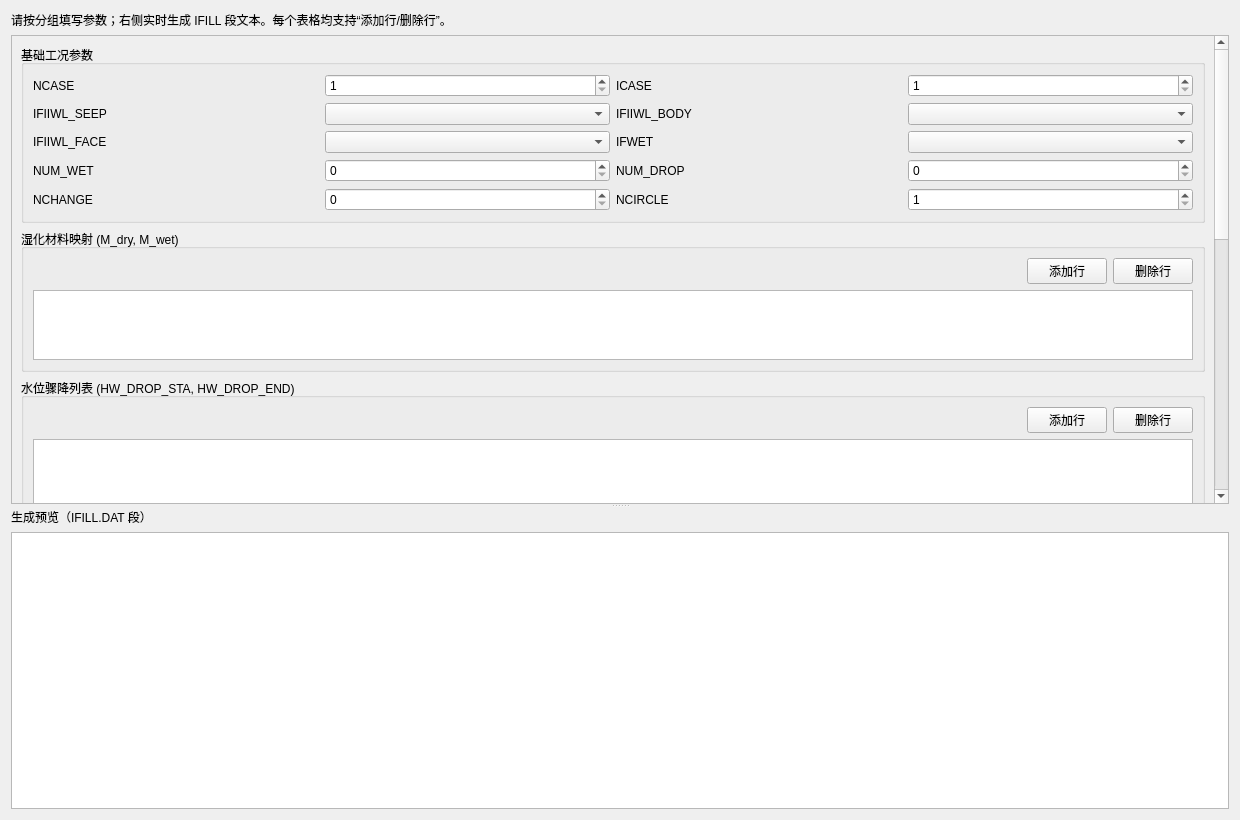
Before: the Qt Designer form plugins/Base_Slover/FillStorageCyclePage.ui in asd977/base_cae, drawn with Qt 5.
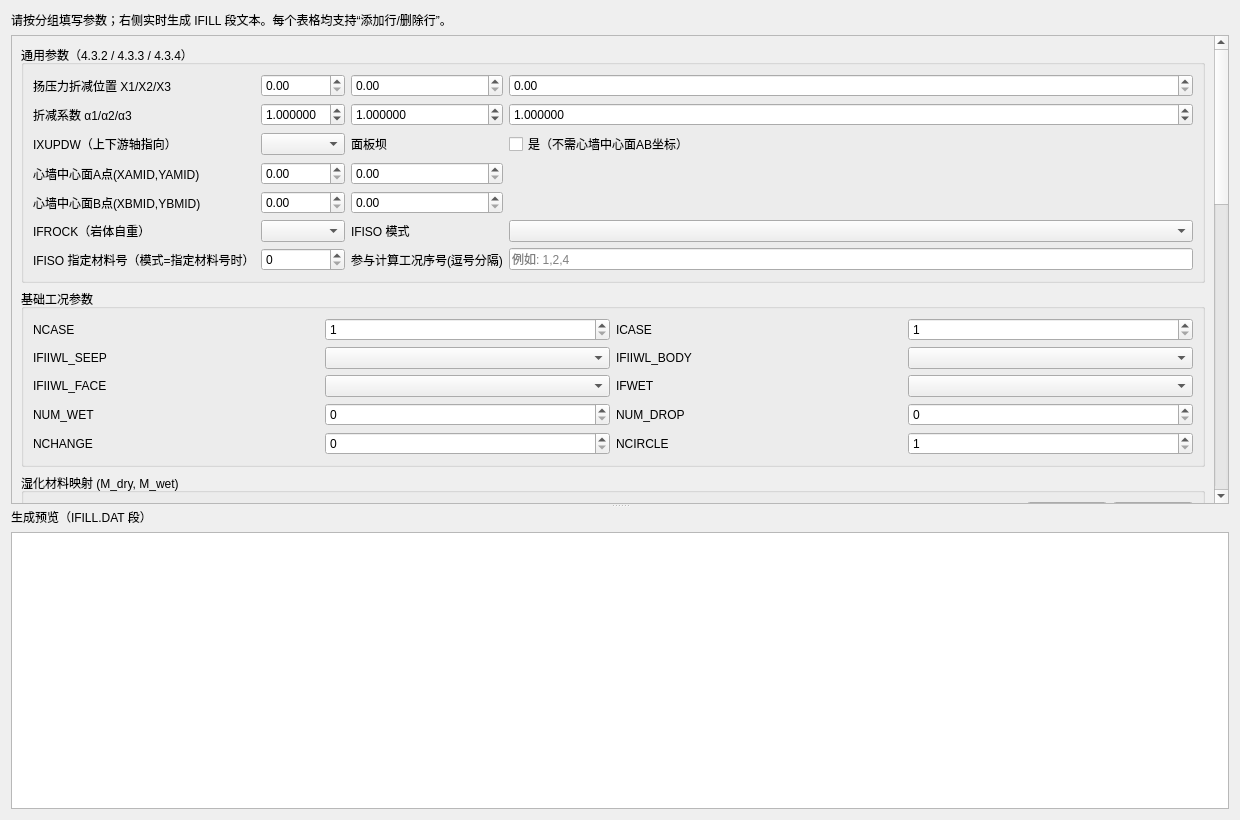
After: the same form once the commit is applied.

Commit message: Add global dam/rock/case controls to FillStorageCyclePage

What changed in the file:
```diff
--- a/plugins/Base_Slover/FillStorageCyclePage.ui
+++ b/plugins/Base_Slover/FillStorageCyclePage.ui
@@ -35,6 +35,47 @@
       </property>
       <widget class="QWidget" name="scrollAreaWidgetContents">
        <layout class="QVBoxLayout" name="allLayout">
+        <item>
+         <widget class="QGroupBox" name="groupGlobal">
+          <property name="title">
+           <string>通用参数（4.3.2 / 4.3.3 / 4.3.4）</string>
+          </property>
+          <layout class="QGridLayout" name="globalGrid">
+           <item row="0" column="0"><widget class="QLabel" name="labelX123"><property name="text"><string>扬压力折减位置 X1/X2/X3</string></property></widget></item>
+           <item row="0" column="1"><widget class="QDoubleSpinBox" name="spinX1"><property name="maximum"><double>999999.000000000000000</double></property></widget></item>
+           <item row="0" column="2"><widget class="QDoubleSpinBox" name="spinX2"><property name="maximum"><double>999999.000000000000000</double></property></widget></item>
+           <item row="0" column="3"><widget class="QDoubleSpinBox" name="spinX3"><property name="maximum"><double>999999.000000000000000</double></property></widget></item>
+
+           <item row="1" column="0"><widget class="QLabel" name="labelA123"><property name="text"><string>折减系数 α1/α2/α3</string></property></widget></item>
+           <item row="1" column="1"><widget class="QDoubleSpinBox" name="spinA1"><property name="decimals"><number>6</number></property><property name="maximum"><double>9.999999000000000</double></property><property name="value"><double>1.000000</double></property></widget></item>
+           <item row="1" column="2"><widget class="QDoubleSpinBox" name="spinA2"><property name="decimals"><number>6</number></property><property name="maximum"><double>9.999999000000000</double></property><property name="value"><double>1.000000</double></property></widget></item>
+           <item row="1" column="3"><widget class="QDoubleSpinBox" name="spinA3"><property name="decimals"><number>6</number></property><property name="maximum"><double>9.999999000000000</double></property><property name="value"><double>1.000000</double></property></widget></item>
+
+           <item row="2" column="0"><widget class="QLabel" name="labelIxupdw"><property name="text"><string>IXUPDW（上下游轴指向）</string></property></widget></item>
+           <item row="2" column="1"><widget class="QComboBox" name="comboIxupdw"/></item>
+           <item row="2" column="2"><widget class="QLabel" name="labelPanelDam"><property name="text"><string>面板坝</string></property></widget></item>
+           <item row="2" column="3"><widget class="QCheckBox" name="checkPanelDam"><property name="text"><string>是（不需心墙中心面AB坐标）</string></property></widget></item>
+
+           <item row="3" column="0"><widget class="QLabel" name="labelApoint"><property name="text"><string>心墙中心面A点(XAMID,YAMID)</string></property></widget></item>
+           <item row="3" column="1"><widget class="QDoubleSpinBox" name="spinXamid"><property name="maximum"><double>999999.000000000000000</double></property></widget></item>
+           <item row="3" column="2"><widget class="QDoubleSpinBox" name="spinYamid"><property name="maximum"><double>999999.000000000000000</double></property></widget></item>
+
+           <item row="4" column="0"><widget class="QLabel" name="labelBpoint"><property name="text"><string>心墙中心面B点(XBMID,YBMID)</string></property></widget></item>
+           <item row="4" column="1"><widget class="QDoubleSpinBox" name="spinXbmid"><property name="maximum"><double>999999.000000000000000</double></property></widget></item>
+           <item row="4" column="2"><widget class="QDoubleSpinBox" name="spinYbmid"><property name="maximum"><double>999999.000000000000000</double></property></widget></item>
+
+           <item row="5" column="0"><widget class="QLabel" name="labelIfrock"><property name="text"><string>IFROCK（岩体自重）</string></property></widget></item>
+           <item row="5" column="1"><widget class="QComboBox" name="comboIfrock"/></item>
+           <item row="5" column="2"><widget class="QLabel" name="labelIfiso"><property name="text"><string>IFISO 模式</string></property></widget></item>
+           <item row="5" column="3"><widget class="QComboBox" name="comboIfisoMode"/></item>
+
+           <item row="6" column="0"><widget class="QLabel" name="labelIfisoValue"><property name="text"><string>IFISO 指定材料号（模式=指定材料号时）</string></property></widget></item>
+           <item row="6" column="1"><widget class="QSpinBox" name="spinIfisoValue"/></item>
+           <item row="6" column="2"><widget class="QLabel" name="labelCaseIds"><property name="text"><string>参与计算工况序号(逗号分隔)</string></property></widget></item>
+           <item row="6" column="3"><widget class="QLineEdit" name="editCaseIds"><property name="placeholderText"><string>例如: 1,2,4</string></property></widget></item>
+          </layout>
+         </widget>
+        </item>
         <item>
          <widget class="QGroupBox" name="groupBase">
           <property name="title">
```
The commit also changes 1 other file.
